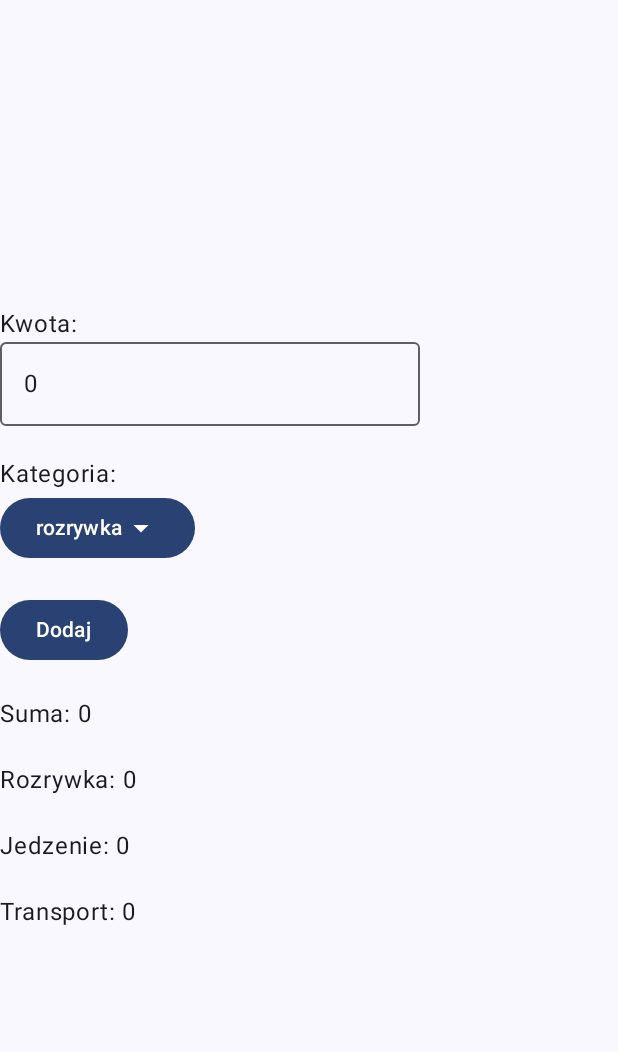
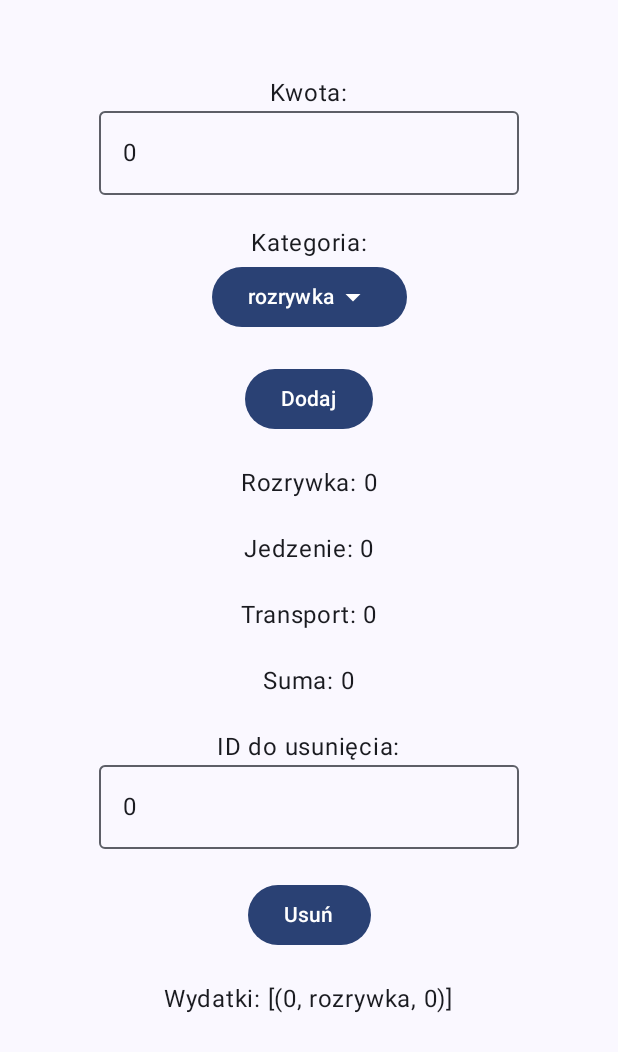
Before and after one commit to TenCoDzwoni/Project-PAM-JetSpender-, an Android app built with Jetpack Compose: the screen it shows after launch (MainActivity), after a tap on "Dodaj", on a phone screen of 412 x 824 dp. Shown: the top 1052 px of the screen. Run offline under Robolectric (Android 15) with nearby library versions, the phone set to English and light mode, and no system bars.

Commit message:
addDelete

```diff
--- a/JetSpend/app/src/main/java/com/example/jetspend/MainActivity.kt
+++ b/JetSpend/app/src/main/java/com/example/jetspend/MainActivity.kt
@@ -11,6 +11,7 @@ import androidx.compose.foundation.layout.Column
 import androidx.compose.foundation.layout.Row
 import androidx.compose.foundation.layout.Spacer
 import androidx.compose.foundation.layout.fillMaxSize
+import androidx.compose.foundation.layout.fillMaxWidth
 import androidx.compose.foundation.layout.height
 import androidx.compose.foundation.layout.padding
 import androidx.compose.material.icons.Icons
@@ -31,6 +32,7 @@ import androidx.compose.runtime.mutableStateListOf
 import androidx.compose.runtime.mutableStateOf
 import androidx.compose.runtime.remember
 import androidx.compose.runtime.setValue
+import androidx.compose.ui.Alignment
 import androidx.compose.ui.Modifier
 import androidx.compose.ui.tooling.preview.Preview
 import androidx.compose.ui.unit.dp
@@ -60,8 +62,7 @@ fun JetSpend() {
     val Jedzenie = "jedzenie"
     val Transport = "transport"
 
-
-
+    var id by remember { mutableStateOf("0") }
     var inputNumber by remember { mutableStateOf("0") }
     var kategoria by remember { mutableStateOf(Rozrywka) }
     var licznik by remember { mutableIntStateOf(1) }
@@ -70,9 +71,9 @@ fun JetSpend() {
     var SpendJedzenie by remember { mutableIntStateOf(0) }
     var SpendTransport by remember { mutableIntStateOf(0) }
     var SpendSum by remember { mutableIntStateOf(0) }
-    var Spends by remember { mutableStateOf(listOf(Triple(0, Rozrywka, 0))) }
+    var Spends by remember { mutableStateOf(mutableListOf(Triple(0, Rozrywka, 0))) }
     fun createSpend(licznik: Int){
-        Spends+=(Triple(licznik, kategoria, inputNumber.toInt()))
+        Spends.add(Triple(licznik, kategoria, inputNumber.toInt()))
         when (kategoria){
             "rozrywka" ->{
                 SpendRozrywka+=inputNumber.toInt()
@@ -87,10 +88,33 @@ fun JetSpend() {
         SpendSum+=inputNumber.toInt()
     }
 
+    fun deleteSpend(id: Int){
+        for((szukaj, wydatek) in Spends.withIndex()){
+            if (wydatek.first == id){
+                when (wydatek.second){
+                    "rozrywka" ->{
+                        SpendRozrywka-=wydatek.third
+                    }
+                    "jedzenie" ->{
+                        SpendJedzenie-=wydatek.third
+                    }
+                    "transport" -> {
+                        SpendTransport -= wydatek.third
+                    }
+                }
+                SpendSum-=wydatek.third
+                Spends.removeAt(szukaj)
+                break
+            }
+        }
+    }
+
     Column(
         modifier = Modifier.fillMaxSize(),
-        verticalArrangement = Arrangement.Center
+        horizontalAlignment = Alignment.CenterHorizontally,
+
     ){
+        Spacer(modifier = Modifier.height(50.dp))
         Text(text = "Kwota:")
         OutlinedTextField(value = inputNumber, onValueChange = {inputNumber = it})
         Spacer(modifier = Modifier.height(20.dp))
@@ -119,16 +143,23 @@ fun JetSpend() {
                 }
 
             }
-
-
-        Spacer(modifier = Modifier.height(20.dp))
-        Text(text = "Suma: $SpendSum")
         Spacer(modifier = Modifier.height(20.dp))
         Text(text = "Rozrywka: $SpendRozrywka")
         Spacer(modifier = Modifier.height(20.dp))
         Text(text = "Jedzenie: $SpendJedzenie")
         Spacer(modifier = Modifier.height(20.dp))
         Text(text = "Transport: $SpendTransport")
+        Spacer(modifier = Modifier.height(20.dp))
+        Text(text = "Suma: $SpendSum")
+        Spacer(modifier = Modifier.height(20.dp))
+        Text(text = "ID do usunięcia:")
+        OutlinedTextField(value = id, onValueChange = {id = it})
+        Spacer(modifier = Modifier.height(20.dp))
+        Button(onClick = { deleteSpend(id.toInt()) }) {
+            Text(text = "Usuń")
+        }
+        Spacer(modifier = Modifier.height(20.dp))
+        Text(text = "Wydatki: $Spends")
     }
 }
 
```
